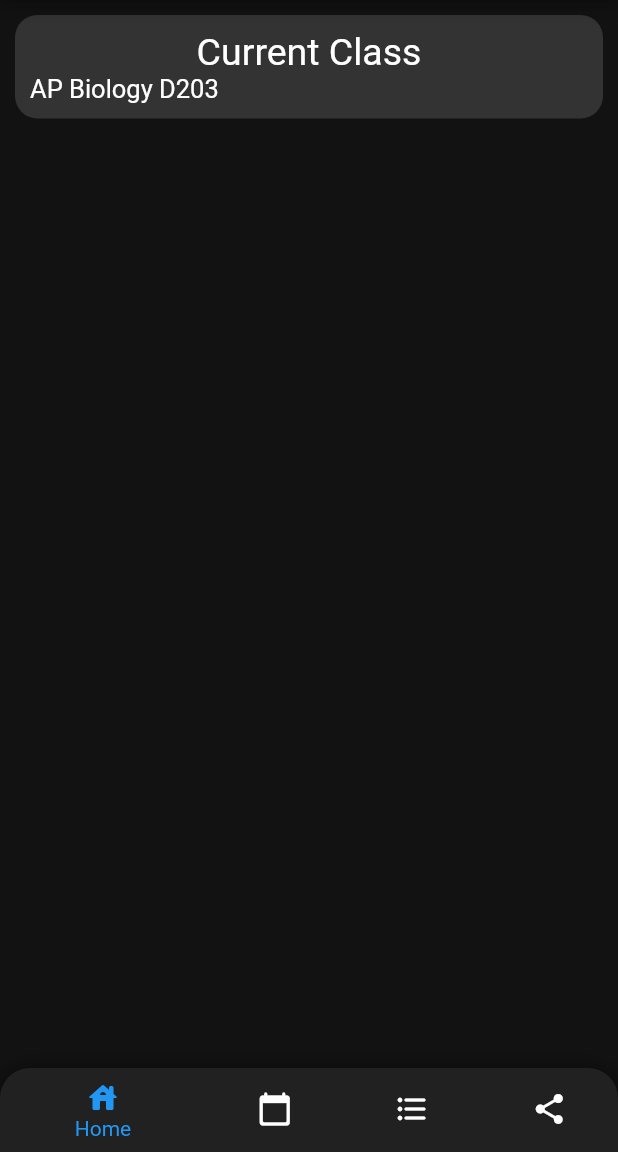
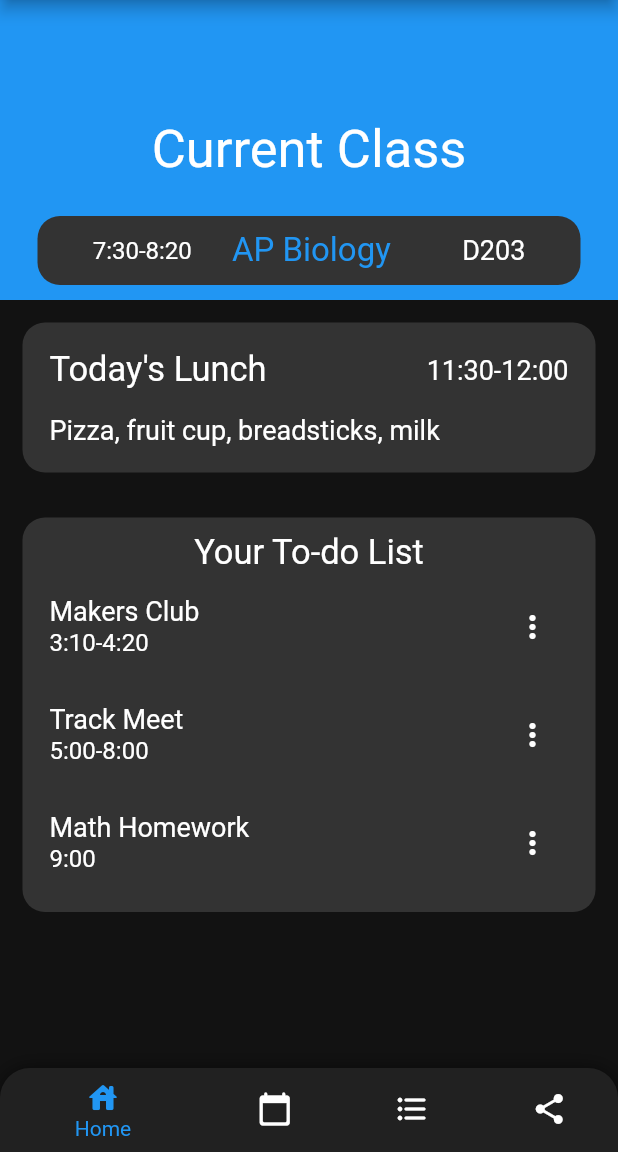
Before and after one commit to Quantam-Studios/CCHS-Hub-Rework-of-fbla-app-2021-2022, a Flutter app: the screen it shows after launch, on a phone screen of 412 x 824 dp, the part 84-1236 px from its top. Run offline on Flutter 3.47's test engine with Material 2 defaults, Android fonts, the phone set to English and light mode, and no system bars; our stand-ins replace carousel_slider, sizer.

Commit message:
Home Page UI Base Done
The base of the UI for the home page is complete. NO BACKEND yet.

```diff
--- a/lib/HomePage.dart
+++ b/lib/HomePage.dart
@@ -9,17 +9,48 @@ class HomePage extends StatelessWidget {
       body: ListView(
         children: [
           // TOP SECTION
-          _topContainer(),
+          Stack(
+            alignment: AlignmentDirectional.bottomCenter,
+            children: [
+              _topSection(),
+              _currentClassInfo(),
+            ],
+          ),
+          // LUNCH FOR THE DAY
+          _lunchForTheDay(),
+          // TODO LIST FOR THE DAY
+          _todoListForTheDay(),
         ],
       ),
     );
   }
 }
 
-_topContainer() {
+// TOP SECTION (BLUE BACKGROUND)
+_topSection() {
   return Container(
-    child: Container(
-      margin: EdgeInsets.all(10.0),
+    color: Colors.blue,
+    padding: EdgeInsets.all(10.0),
+    height: 200,
+    child: Center(
+      child: Text(
+        "Current Class",
+        style: TextStyle(
+          fontSize: 35,
+        ),
+      ),
+    ),
+  );
+}
+
+// CURRENT CLASS INFORMATION CONTAINER
+// this contains, and styles the container showing the current class, time, and room
+_currentClassInfo() {
+  return Container(
+    margin: EdgeInsets.symmetric(
+      vertical: 10.0,
+      horizontal: 25.0,
+    ),
     padding: EdgeInsets.all(10.0),
     decoration: BoxDecoration(
       color: Color(0xFF333333),
@@ -28,25 +59,122 @@ _topContainer() {
     child: Center(
       child: Column(
         children: [
-            Text(
-              'Current Class',
-              style: TextStyle(fontSize: 25),
-            ),
           Row(
             children: [
+              Spacer(),
               Text(
-                  'AP Biology',
-                  style: TextStyle(fontSize: 17),
+                '7:30-8:20',
+                style: TextStyle(fontSize: 16),
               ),
+              Spacer(),
+              Text(
+                'AP Biology   ',
+                style: TextStyle(fontSize: 22, color: Colors.blue),
+              ),
+              Spacer(),
               Text(
                 ' D203',
-                  style: TextStyle(fontSize: 17),
+                style: TextStyle(fontSize: 18),
               ),
+              Spacer(),
             ],
           ),
         ],
       ),
     ),
+  );
+}
+
+// LUNCH FOR THE CURRENT DAY CONTAINER
+_lunchForTheDay() {
+  return Container(
+    margin: EdgeInsets.all(15.0),
+    padding: EdgeInsets.all(10.0),
+    decoration: BoxDecoration(
+      color: Color(0xFF333333),
+      borderRadius: BorderRadius.circular(15.0),
+    ),
+    child: Column(
+      crossAxisAlignment: CrossAxisAlignment.start,
+      children: [
+        // Top Bar
+        Padding(
+          padding: const EdgeInsets.all(8.0),
+          child: Row(
+            children: [
+              // TITLE
+              Text(
+                "Today's Lunch",
+                style: TextStyle(fontSize: 23),
+              ),
+              Spacer(),
+              // TIME
+              Text(
+                "11:30-12:00",
+                style: TextStyle(fontSize: 18),
+              )
+            ],
+          ),
+        ),
+        // LUNCH ITEMS
+        Padding(
+          padding: const EdgeInsets.all(8.0),
+          child: Text(
+            "Pizza, fruit cup, breadsticks, milk",
+            style: TextStyle(fontSize: 18),
+          ),
+        ),
+      ],
     ),
   );
 }
+
+// TODO LIST FOR THE DAY
+_todoListForTheDay() {
+  return Container(
+    margin: EdgeInsets.all(15.0),
+    padding: EdgeInsets.all(10.0),
+    decoration: BoxDecoration(
+      color: Color(0xFF333333),
+      borderRadius: BorderRadius.circular(15.0),
+    ),
+    child: Column(
+      children: [
+        // TITLE
+        Text(
+          "Your To-do List",
+          style: TextStyle(fontSize: 23),
+        ),
+        // TODO ITEMS
+        _todoListItem("Makers Club", "3:10-4:20"),
+        _todoListItem("Track Meet", "5:00-8:00"),
+        _todoListItem("Math Homework", "9:00"),
+      ],
+    ),
+  );
+}
+
+// TODO ITEM TILE
+_todoListItem(String title, String time) {
+  return ListTile(
+    contentPadding: EdgeInsets.symmetric(
+      vertical: 0.0,
+      horizontal: 8.0,
+    ),
+    title: Text(
+      title,
+      style: TextStyle(fontSize: 18),
+    ),
+    subtitle: Text(
+      time,
+      style: TextStyle(fontSize: 16),
+    ),
+    trailing: IconButton(
+      color: Colors.white,
+      icon: Icon(Icons.more_vert_rounded),
+      onPressed: () => {},
+    ),
+    textColor: Colors.white,
+    tileColor: Color(0xFF333333),
+  );
+}
```
Lines whose indentation alone changed are shown as unchanged.
